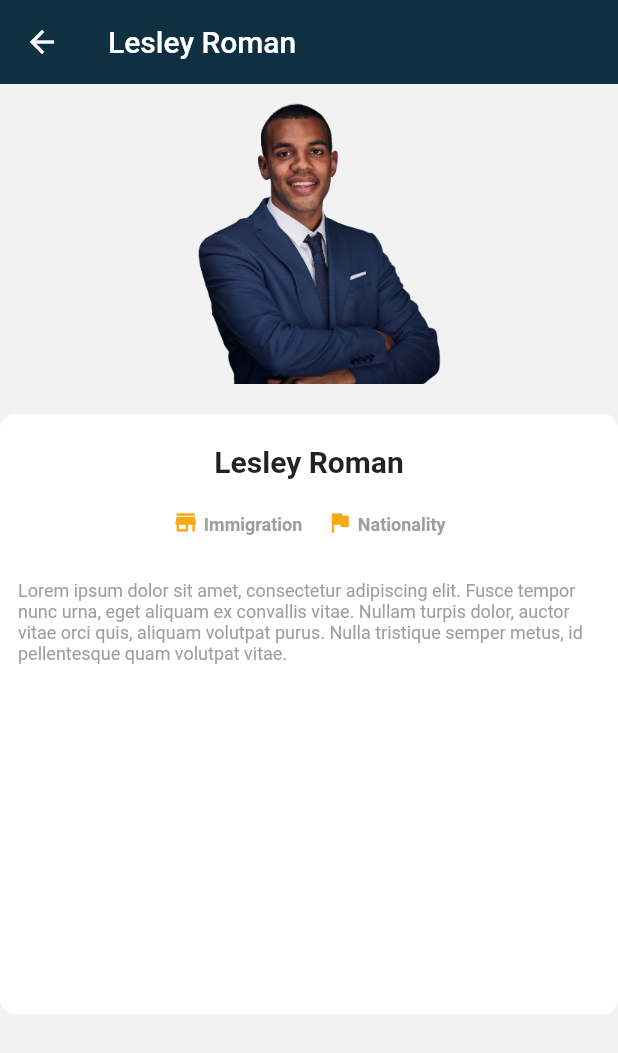
After one commit to bobcop88/law-client-app, a Flutter app: the screen it shows once a user with an empty profile is signed in, scrolled down 424 dp, after a tap on "Lesley Roman", on a phone screen of 412 x 824 dp. The commit adds this screen. Shown: the top 1053 px of the screen. Run offline on Flutter 3.47's test engine with Material 2 defaults, Android fonts, the phone set to English and light mode, and no system bars; our stand-ins replace badges, carousel_slider, cloud_firestore, email_validator, file_picker, firebase_auth and 7 more; accounts and stored records are empty; generated files the repository leaves out were written again.

Commit message:
client-app

```diff
--- a/lib/pages/app_pages/homepage_first/home_first.dart
+++ b/lib/pages/app_pages/homepage_first/home_first.dart
@@ -437,7 +437,7 @@ class _HomeFirstState extends State<HomeFirst> {
                 const SizedBox(
                   height: 15.0,
                 ),
-                teamScrolling(),
+                teamScrolling(context),
               ],
             ),
           ),
--- a/lib/pages/app_pages/homepage_first/widgets/team_scrolling.dart
+++ b/lib/pages/app_pages/homepage_first/widgets/team_scrolling.dart
@@ -1,11 +1,17 @@
 import 'package:flutter/material.dart';
+import 'package:new_client_app/pages/app_pages/team/lawywer_page.dart';
 
-Widget teamScrolling() {
+Widget teamScrolling(context) {
   return SingleChildScrollView(
     scrollDirection: Axis.horizontal,
     child: Row(
       children: [
-        Container(
+        GestureDetector(
+          onTap: () {
+            Navigator.of(context)
+                .push(MaterialPageRoute(builder: (context) => LawyerPage()));
+          },
+          child: Container(
             height: 150,
             width: 300,
             decoration: BoxDecoration(
@@ -53,6 +59,7 @@ Widget teamScrolling() {
                   ),
                 ),
               ],
+            ),
           ),
         ),
         const SizedBox(
--- a/lib/pages/app_pages/services/immigration/eu_visa_page.dart
+++ b/lib/pages/app_pages/services/immigration/eu_visa_page.dart
@@ -461,7 +461,7 @@ class _EuVisaPageState extends State<EuVisaPage> {
               children: [
                 ListTile(
                   leading: Icon(Icons.folder),
-                  title: Text('Select from Gallery'),
+                  title: Text('Select from Device'),
                   onTap: () {
                     selectFile(doc, preview, folder, docUrl);
                     Navigator.of(context).pop();
--- /dev/null
+++ b/lib/pages/app_pages/team/lawywer_page.dart
@@ -0,0 +1,126 @@
+import 'package:flutter/material.dart';
+
+class LawyerPage extends StatefulWidget {
+  const LawyerPage({Key? key}) : super(key: key);
+
+  @override
+  State<LawyerPage> createState() => _LawyerPageState();
+}
+
+class _LawyerPageState extends State<LawyerPage> {
+  @override
+  Widget build(BuildContext context) {
+    return Scaffold(
+      backgroundColor: Color.fromRGBO(242, 242, 242, 1),
+      appBar: AppBar(
+        backgroundColor: Color.fromRGBO(15, 48, 65, 1),
+        elevation: 0,
+        title: Text('Lesley Roman'),
+      ),
+      body: SingleChildScrollView(
+        child: Column(
+          children: [
+            Row(
+              children: [
+                Expanded(
+                  child: Container(
+                    height: 200,
+                    decoration: BoxDecoration(
+                      borderRadius: BorderRadius.circular(20),
+                      image: DecorationImage(
+                          image: AssetImage('assets/images/team/team_1.png')),
+                    ),
+                  ),
+                ),
+              ],
+            ),
+            const SizedBox(
+              height: 20.0,
+            ),
+            Container(
+              height: 400,
+              decoration: BoxDecoration(
+                  borderRadius: BorderRadius.circular(10), color: Colors.white),
+              child: Padding(
+                padding: const EdgeInsets.only(left: 12.0, right: 12.0),
+                child: Column(
+                  children: [
+                    const SizedBox(
+                      height: 20.0,
+                    ),
+                    Row(
+                      children: const [
+                        Expanded(
+                          child: Text(
+                            'Lesley Roman',
+                            style: TextStyle(
+                                fontSize: 20.0, fontWeight: FontWeight.bold),
+                            textAlign: TextAlign.center,
+                          ),
+                        ),
+                      ],
+                    ),
+                    const SizedBox(
+                      height: 20.0,
+                    ),
+                    Row(
+                      crossAxisAlignment: CrossAxisAlignment.end,
+                      mainAxisAlignment: MainAxisAlignment.center,
+                      children: const [
+                        Icon(
+                          Icons.store,
+                          color: Color.fromRGBO(250, 169, 22, 1),
+                          size: 18.0,
+                        ),
+                        SizedBox(
+                          width: 3.0,
+                        ),
+                        Text(
+                          'Immigration',
+                          style: TextStyle(
+                              color: Colors.grey,
+                              fontWeight: FontWeight.bold,
+                              fontSize: 12.0),
+                        ),
+                        VerticalDivider(),
+                        Icon(
+                          Icons.flag,
+                          color: Color.fromRGBO(250, 169, 22, 1),
+                          size: 18.0,
+                        ),
+                        SizedBox(
+                          width: 3.0,
+                        ),
+                        Text(
+                          'Nationality',
+                          style: TextStyle(
+                              color: Colors.grey,
+                              fontWeight: FontWeight.bold,
+                              fontSize: 12.0),
+                        ),
+                      ],
+                    ),
+                    const SizedBox(
+                      height: 30.0,
+                    ),
+                    Row(
+                      children: const [
+                        Expanded(
+                          child: Text(
+                            'Lorem ipsum dolor sit amet, consectetur adipiscing elit. Fusce tempor nunc urna, eget aliquam ex convallis vitae. Nullam turpis dolor, auctor vitae orci quis, aliquam volutpat purus. Nulla tristique semper metus, id pellentesque quam volutpat vitae.',
+                            style:
+                                TextStyle(color: Colors.grey, fontSize: 12.0),
+                          ),
+                        ),
+                      ],
+                    ),
+                  ],
+                ),
+              ),
+            ),
+          ],
+        ),
+      ),
+    );
+  }
+}
--- a/lib/pages/complete_profile/profile1_page.dart
+++ b/lib/pages/complete_profile/profile1_page.dart
@@ -1,5 +1,4 @@
 import 'package:firebase_auth/firebase_auth.dart';
-import 'package:firebase_messaging/firebase_messaging.dart';
 import 'package:flutter/material.dart';
 import 'package:new_client_app/pages/complete_profile/profile_class.dart';
 import 'package:flutter_gen/gen_l10n/app_localizations.dart';
--- a/lib/pages/homepage/home_page.dart
+++ b/lib/pages/homepage/home_page.dart
@@ -36,7 +36,7 @@ class _HomePageState extends State<HomePage> {
   void initState() {
     super.initState();
     checkUserComplete();
-    timer = Timer.periodic(const Duration(seconds: 2), (_) {
+    timer = Timer.periodic(const Duration(seconds: 4), (_) {
       checkNewChat();
       checkNewNotification(userId);
     });
@@ -203,13 +203,11 @@ class _HomePageState extends State<HomePage> {
     );
   }
 
-  void checkNewChat() {
-    if (FirebaseFirestore.instance
-            .collection('chats')
-            .doc(userId)
-            .get()
-            .then((value) => value.exists) ==
-        true) {
+  void checkNewChat() async {
+    final chat =
+        FirebaseFirestore.instance.collection('chats').doc(userId).get();
+
+    if (await chat.then((value) => value.exists) == true) {
       FirebaseFirestore.instance
           .collection('chats')
           .doc(userId)
--- a/lib/pages/register_page/verify_email_page.dart
+++ b/lib/pages/register_page/verify_email_page.dart
@@ -4,6 +4,7 @@ import 'package:firebase_auth/firebase_auth.dart';
 import 'package:flutter/material.dart';
 import 'package:flutter_gen/gen_l10n/app_localizations.dart';
 import 'package:new_client_app/pages/complete_profile/complete_profile_page.dart';
+import 'package:new_client_app/pages/login_page/login_page.dart';
 import 'package:new_client_app/utils/logs/database_logs.dart';
 
 class VerifyEmailPage extends StatefulWidget {
@@ -129,10 +130,10 @@ class _VerifyEmailPageState extends State<VerifyEmailPage> {
                       ),
                       Row(
                         mainAxisAlignment: MainAxisAlignment.center,
-                        children: const [
+                        children: [
                           Expanded(
                             child: Text(
-                              'The verification email has been sent to your email address',
+                              'The verification email has been sent to $email',
                               style: TextStyle(
                                   fontSize: 20.0,
                                   fontWeight: FontWeight.w700,
@@ -186,6 +187,26 @@ class _VerifyEmailPageState extends State<VerifyEmailPage> {
                           ],
                         ),
                       ),
+                      const SizedBox(
+                        height: 20.0,
+                      ),
+                      Row(
+                        mainAxisAlignment: MainAxisAlignment.center,
+                        children: [
+                          TextButton(
+                            onPressed: () async {
+                              Navigator.of(context).pop();
+                              Navigator.of(context).push(MaterialPageRoute(
+                                  builder: (context) => LoginPage()));
+                              await FirebaseAuth.instance.currentUser!.delete();
+                            },
+                            child: Text(
+                              'It\u0027s not my email address',
+                              style: TextStyle(color: Colors.black),
+                            ),
+                          ),
+                        ],
+                      ),
                     ],
                   ),
                 ),
```
Also changed, not shown: assets/images/categories/Properties.jpg. Lines whose indentation alone changed are shown as unchanged.
